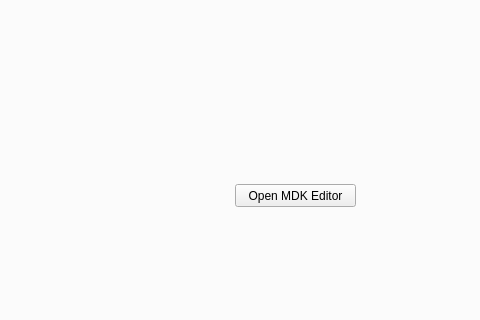
Above: NEW_UI/ui/testMain.ui from e3da/PowerSynth2-core before the change; both pictures show x 257 to 737 and y 161 to 481 of the 962 by 586 pixel window. Below: the same form after it.
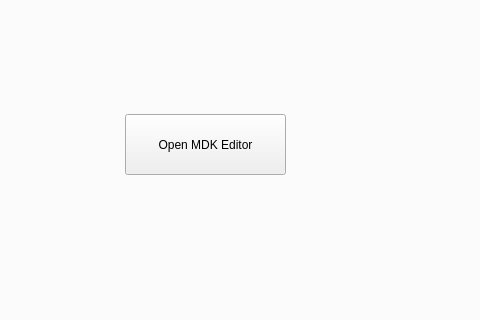
That is the form after the change.

```diff
--- a/NEW_UI/ui/testMain.ui
+++ b/NEW_UI/ui/testMain.ui
@@ -33,10 +33,10 @@
      <widget class="QPushButton" name="btn_openMDK">
       <property name="geometry">
        <rect>
-        <x>460</x>
-        <y>280</y>
-        <width>121</width>
-        <height>23</height>
+        <x>350</x>
+        <y>210</y>
+        <width>161</width>
+        <height>61</height>
        </rect>
       </property>
       <property name="text">
```
Left out of the diff: 8 changed lines with no effect on the pictures.
